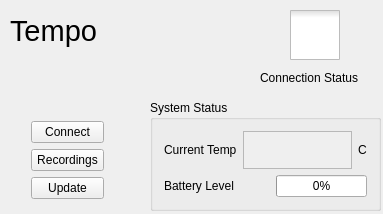
This is mainwindow.ui in maor1993/TempoGUI as Qt 5 draws it before an edit. The edited form follows.
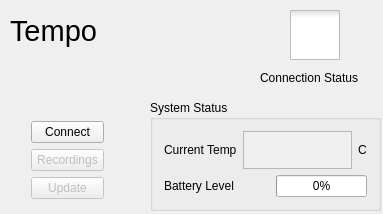
This is the edited form. Icons and pictures are not drawn.

Commit message: started working on recording display. Moved to thread based communication interface.

Patch:
```diff
--- a/mainwindow.ui
+++ b/mainwindow.ui
@@ -229,14 +229,20 @@
       </widget>
      </item>
      <item>
-      <widget class="QPushButton" name="UpdatePushButton">
+      <widget class="QPushButton" name="RecordingPushButton">
+       <property name="enabled">
+        <bool>false</bool>
+       </property>
        <property name="text">
         <string>Recordings</string>
        </property>
       </widget>
      </item>
      <item>
-      <widget class="QPushButton" name="RecordingPushButton">
+      <widget class="QPushButton" name="UpdatePushButton">
+       <property name="enabled">
+        <bool>false</bool>
+       </property>
        <property name="text">
         <string>Update</string>
        </property>
```
The commit also changes 12 other files.
